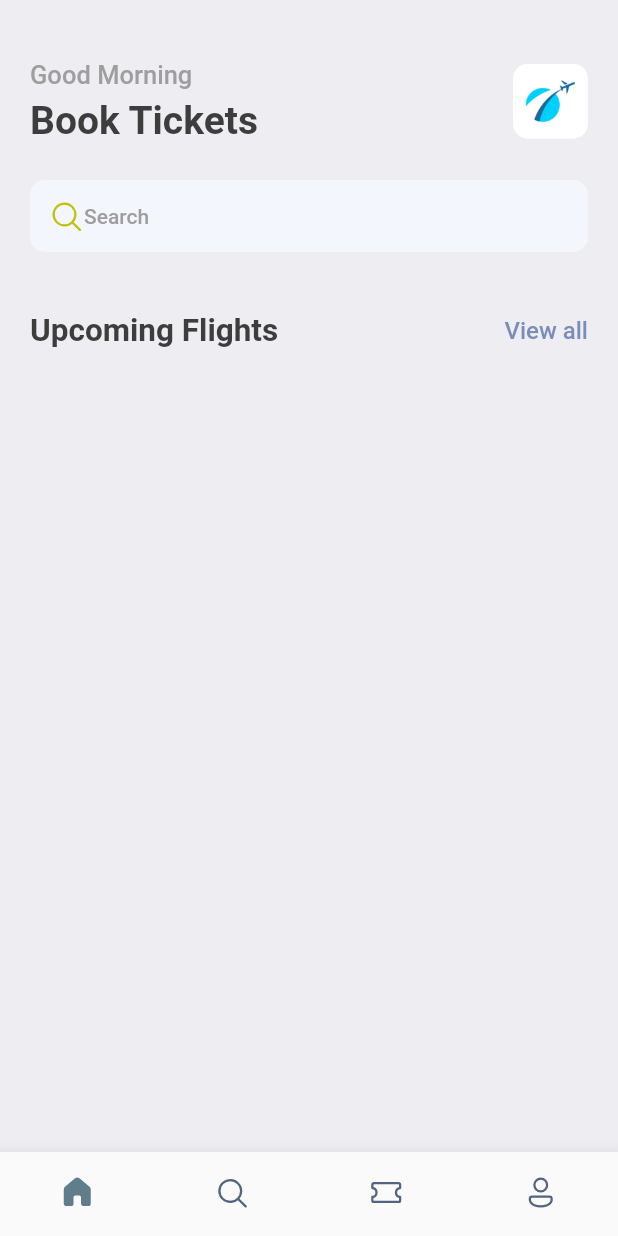
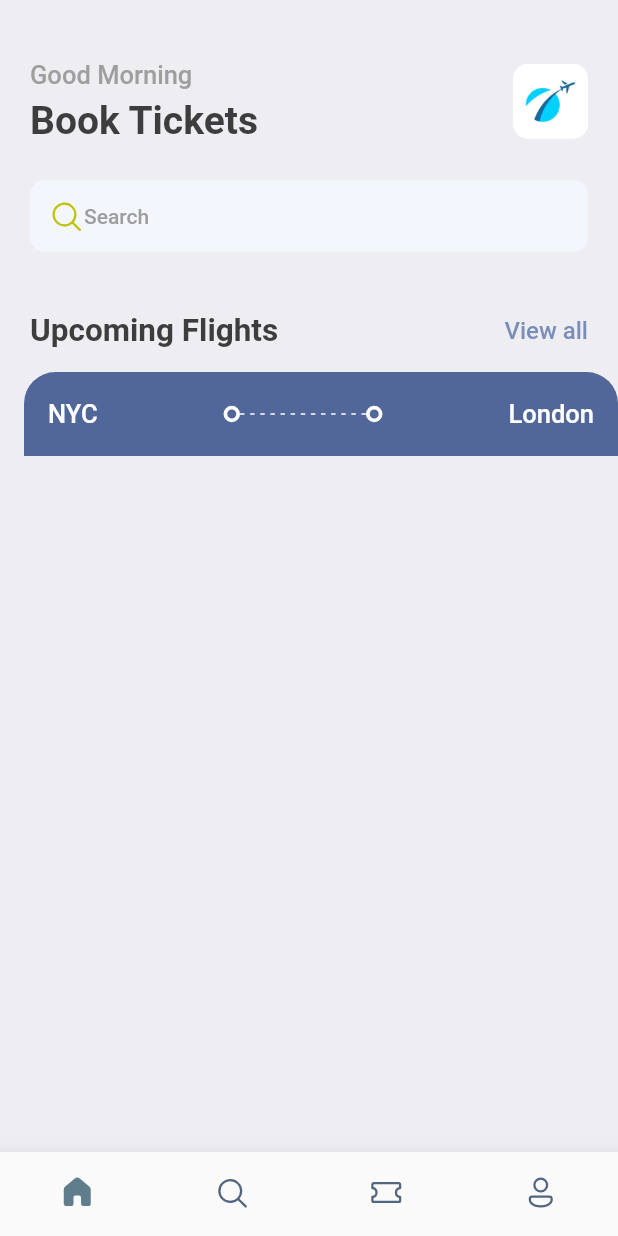
Before and after one commit to un4ckn0wl3z/tickets_flutter, a Flutter app: the screen it shows after launch, on a phone screen of 412 x 824 dp. Run offline on Flutter 3.47's test engine with Material 2 defaults, Android fonts, the phone set to English and light mode, and no system bars; our stand-ins replace fluentui_icons, gap.

Commit message:
feat: implement thick container

```diff
--- a/lib/screen/home_screen.dart
+++ b/lib/screen/home_screen.dart
@@ -1,3 +1,4 @@
+import 'package:bookticket/screen/ticket_view.dart';
 import 'package:bookticket/utils/app_styles.dart';
 import 'package:fluentui_icons/fluentui_icons.dart';
 import 'package:flutter/cupertino.dart';
@@ -75,7 +76,12 @@ class HomeScreen extends StatelessWidget {
                 )
               ],
             ),
-          )
+          ),
+          Container(
+
+          ),
+          const Gap(15),
+          TicketView()
         ],
       ),
     );
--- /dev/null
+++ b/lib/screen/ticket_view.dart
@@ -0,0 +1,72 @@
+import 'package:bookticket/utils/app_layout.dart';
+import 'package:bookticket/utils/app_styles.dart';
+import 'package:bookticket/widgets/thick_container.dart';
+import 'package:flutter/cupertino.dart';
+import 'package:flutter/material.dart';
+import 'package:flutter/src/foundation/key.dart';
+import 'package:flutter/src/widgets/framework.dart';
+
+class TicketView extends StatelessWidget {
+  const TicketView({Key? key}) : super(key: key);
+
+  @override
+  Widget build(BuildContext context) {
+
+    final size = AppLayout.getSize(context);
+
+    return SizedBox(
+      width: size.width,
+      height: 200,
+      child: Container(
+        margin: const EdgeInsets.only(left: 16),
+        child: Column(
+          children: [
+            Container(
+              decoration: const BoxDecoration(
+                color:  Color(0xFF526799),
+                borderRadius:  BorderRadius.only(
+                  topLeft: Radius.circular(21),
+                  topRight: Radius.circular(21),
+                  )
+              ),
+              padding: const EdgeInsets.all(16),
+              child: Column(
+                children: [
+                  Row(
+                    children: [
+                      Text("NYC", style: Styles.headLineStyle3.copyWith(color: Colors.white),),
+                      Expanded(child: Container(),),
+                      ThickContainer(),
+                       Expanded(child: SizedBox(
+                        height: 24,
+                        child: LayoutBuilder(
+                          builder: (BuildContext context, BoxConstraints constraints){
+                            print("The width is ${constraints.constrainWidth()}");
+                            return Flex(
+                            direction: Axis.horizontal,
+                            mainAxisAlignment: MainAxisAlignment.spaceBetween,
+                            mainAxisSize: MainAxisSize.max,
+                            children: List.generate((constraints.constrainWidth()/6).floor(), (index) => SizedBox(width: 3, height: 1, child: DecoratedBox(decoration: BoxDecoration(
+                              color: Colors.white
+                            )),)),
+                          );
+                          },
+
+                        ),
+                       ),),
+                      ThickContainer(),
+                       Expanded(child: Container(),),
+                      Text("London", style: Styles.headLineStyle3.copyWith(color: Colors.white),),
+                    ],
+                  )
+                ],
+              ),
+            )
+          ],
+        ),
+      ),
+    );
+  }
+}
+
+// https://youtu.be/71AsYo2q_0Y?t=7432
--- /dev/null
+++ b/lib/utils/app_layout.dart
@@ -0,0 +1,7 @@
+import 'package:flutter/cupertino.dart';
+
+class AppLayout {
+  static getSize(BuildContext context){
+    return MediaQuery.of(context).size;
+  }
+}
--- /dev/null
+++ b/lib/widgets/thick_container.dart
@@ -0,0 +1,19 @@
+import 'package:flutter/cupertino.dart';
+import 'package:flutter/material.dart';
+import 'package:flutter/src/foundation/key.dart';
+import 'package:flutter/src/widgets/framework.dart';
+
+class ThickContainer extends StatelessWidget {
+  const ThickContainer({Key? key}) : super(key: key);
+
+  @override
+  Widget build(BuildContext context) {
+    return Container(
+      padding: const EdgeInsets.all(3.0),
+      decoration: BoxDecoration(
+        borderRadius: BorderRadius.circular(20),
+        border: Border.all(width: 2.5, color: Colors.white)
+      ),
+    );
+  }
+}
```
